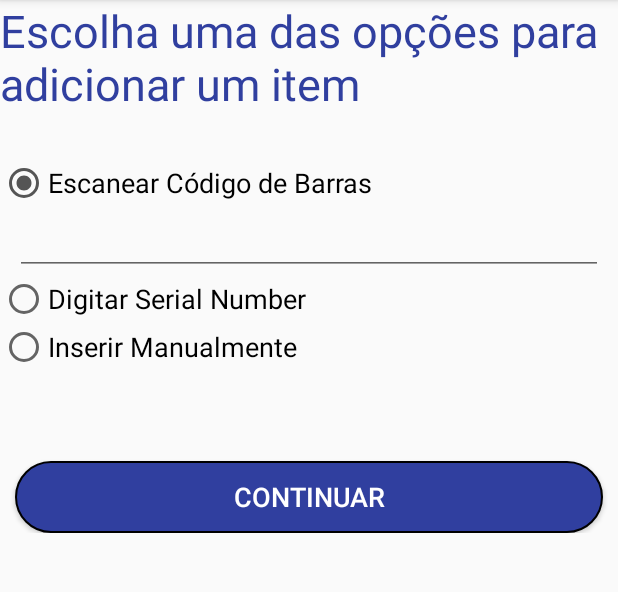
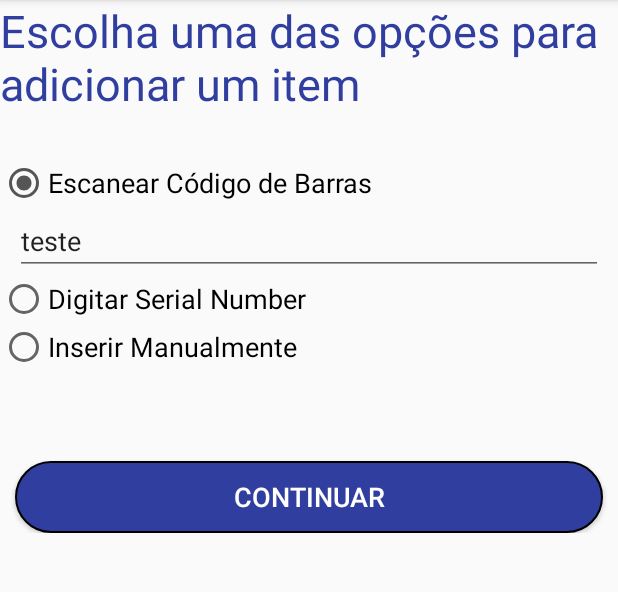
Before and after one commit to alexandreohara/data-collector, an Android app: the NewItemFragment screen opened through its navigation route, after a tap on "Escanear Código de Barras", on a phone screen of 412 x 824 dp, the part 84-676 px from its top. Run offline under Robolectric (Android 15) with nearby library versions, the phone set to English and light mode, and no system bars; our stand-ins replace Room's generated code, data binding; libraries missing offline, so code that uses them is left out: android.arch.persistence, com.warkiz.widget; Roboto replaces fonts that are not available here.

Commit message:
teste da ligacao do viewModel com a UI

```diff
--- a/app/src/main/java/com/example/alexandre/datacollector/item/ItemViewModel.kt
+++ b/app/src/main/java/com/example/alexandre/datacollector/item/ItemViewModel.kt
@@ -25,8 +25,8 @@ class ItemViewModel(val database: ItemDao, application: Application) : AndroidVi
     private val uiScope = CoroutineScope(Dispatchers.Main + viewModelJob)
 
     private var item = MutableLiveData<Item?>()
-    private var number = ""
-    private var serialNumber = ""
+    var number = "teste"
+    var serialNumber = ""
 
     init {
         item.value = Item()
--- a/app/src/main/res/layout/add_new_item.xml
+++ b/app/src/main/res/layout/add_new_item.xml
@@ -43,8 +43,8 @@
                 android:layout_weight="1"
                 android:ems="10"
                 android:inputType="textPersonName"
-                android:visibility="gone" />
-
+                android:visibility="gone"
+                android:text="@={itemViewModel.number}"/>
             <RadioButton
                 android:id="@+id/t1_serial_radio"
                 android:layout_width="wrap_content"
@@ -62,7 +62,8 @@
                 android:layout_weight="1"
                 android:ems="10"
                 android:inputType="textPersonName"
-                android:visibility="gone" />
+                android:visibility="gone"
+                android:text="@={itemViewModel.number}"/>
 
             <RadioButton
                 android:id="@+id/t1_manual_radio"
```
